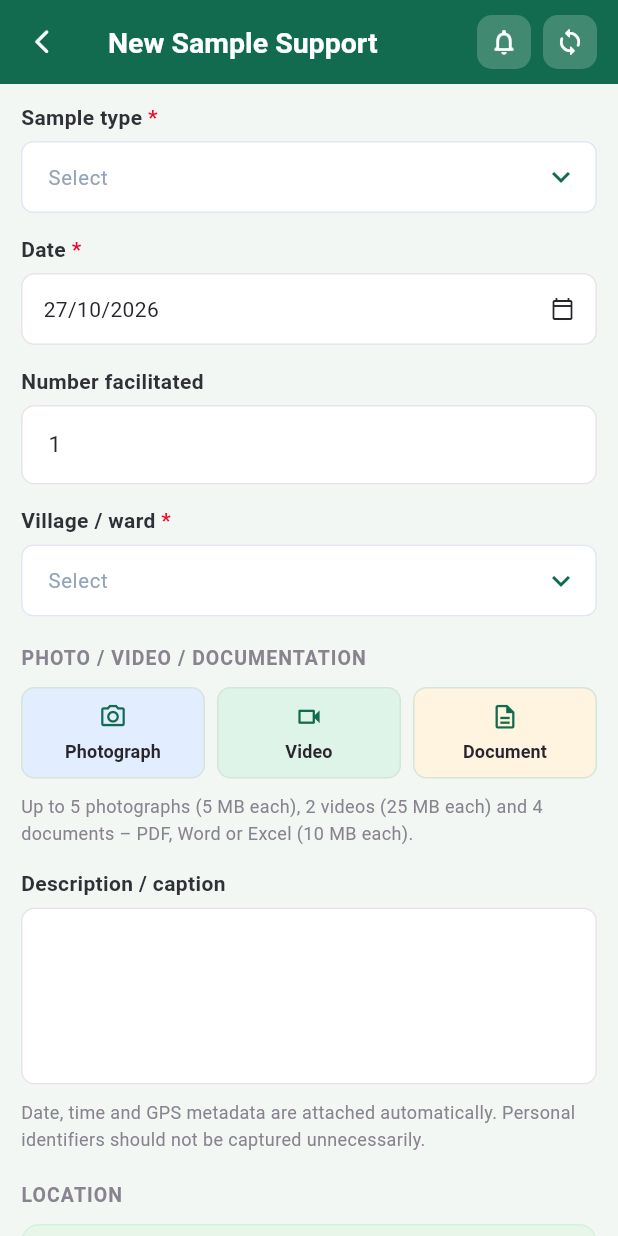
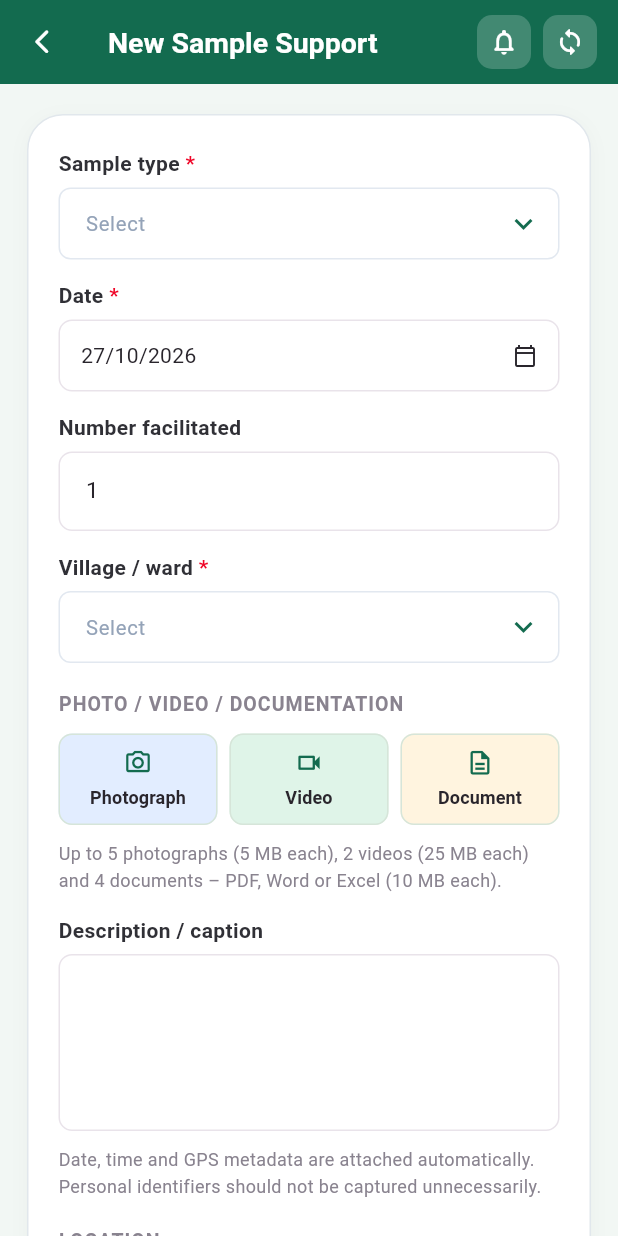
Before and after one commit to mdIrfan4019/one_health_community_volunteer, a Flutter app: the SampleSupportFormScreen screen opened directly, on a phone screen of 412 x 824 dp. Run offline on Flutter 3.47's test engine with Material 3 defaults, Android fonts, the phone set to English and light mode, and no system bars; our stand-ins replace file_picker, geolocator, image_picker, permission_handler, shared_preferences; accounts and stored records are empty; network calls fail.

Commit message:
changed the ui

```diff
--- a/lib/features/sample_reprot/screens/sample_support_form_screen.dart
+++ b/lib/features/sample_reprot/screens/sample_support_form_screen.dart
@@ -737,7 +737,26 @@ class _SampleSupportFormScreenState extends State<SampleSupportFormScreen> {
         child: Form(
           key: _formKey,
           child: ListView(
-            padding: const EdgeInsets.fromLTRB(14, 12, 14, 18),
+            padding: const EdgeInsets.fromLTRB(18, 20, 18, 24),
+            children: [
+              // Keep the complete form inside one card, matching the Event Reporting screen.
+              Container(
+                width: double.infinity,
+                padding: const EdgeInsets.fromLTRB(20, 22, 20, 22),
+                decoration: BoxDecoration(
+                  color: Colors.white,
+                  borderRadius: BorderRadius.circular(24),
+                  border: Border.all(color: const Color(0xFFE1E7EC)),
+                  boxShadow: const [
+                    BoxShadow(
+                      color: Color(0x08000000),
+                      blurRadius: 10,
+                      offset: Offset(0, 3),
+                    ),
+                  ],
+                ),
+                child: Column(
+                  crossAxisAlignment: CrossAxisAlignment.stretch,
                   children: [
                     // 1. Sample Type * (Dynamic: GET /api/sample-support/types)
                     _label('Sample type', required: true),
@@ -1033,6 +1052,9 @@ class _SampleSupportFormScreenState extends State<SampleSupportFormScreen> {
                   ],
                 ),
               ),
+            ],
+          ),
+        ),
       ),
     );
   }
```
Lines whose indentation alone changed are shown as unchanged.
